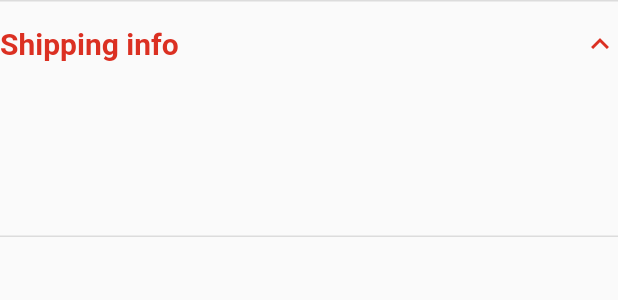
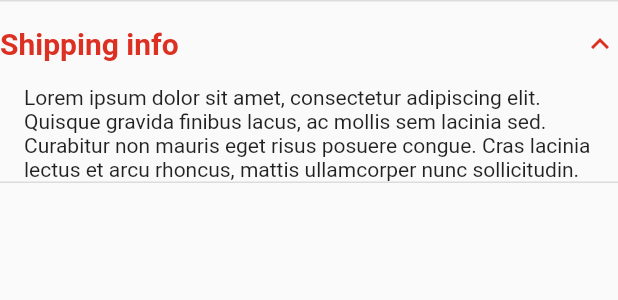
Before and after one commit to egemenongel/flutter_e-commerce_app, a Flutter app: the PrimaryExpansionTile widget shown alone on an empty page, opened directly, after a tap on "Shipping info", on a phone screen of 412 x 824 dp. Shown: the top 300 px of the screen. Run offline on Flutter 3.47's test engine with Material 2 defaults, Android fonts, the phone set to English and light mode, and no system bars; our stand-ins replace cached_network_image, dio, easy_localization, equatable, flutter_bloc, flutter_rating_bar and 1 more; network calls fail.

Commit message:
Update empty spaces with lorem ipsum

```diff
--- a/lib/core/components/buttons/primary_expansion_tile.dart
+++ b/lib/core/components/buttons/primary_expansion_tile.dart
@@ -1,4 +1,5 @@
 import 'package:easy_localization/easy_localization.dart';
+import 'package:ecommerce_app/core/constants/lorem_ipsum.dart';
 import 'package:ecommerce_app/core/extensions/context_extension.dart';
 import 'package:flutter/material.dart';
 import 'package:ecommerce_app/core/extensions/string_case_extension.dart';
@@ -28,7 +29,9 @@ class PrimaryExpansionTile extends StatelessWidget {
       children: widgets ??
           [
             const SizedBox(
-              height: 100,
+              child: Text(
+                LoremIpsum.loremIpsum1,
+              ),
             )
           ],
     );
--- /dev/null
+++ b/lib/core/constants/lorem_ipsum.dart
@@ -0,0 +1,4 @@
+class LoremIpsum {
+  static const loremIpsum1 =
+      'Lorem ipsum dolor sit amet, consectetur adipiscing elit. Quisque gravida finibus lacus, ac mollis sem lacinia sed. Curabitur non mauris eget risus posuere congue. Cras lacinia lectus et arcu rhoncus, mattis ullamcorper nunc sollicitudin.';
+}
```
Also changed, not shown: lib/features/product_detail/view/product_detail_view.dart (+4 -3 lines), lib/product/components/cards/favorite_product_card.dart (+17 -3 lines).
